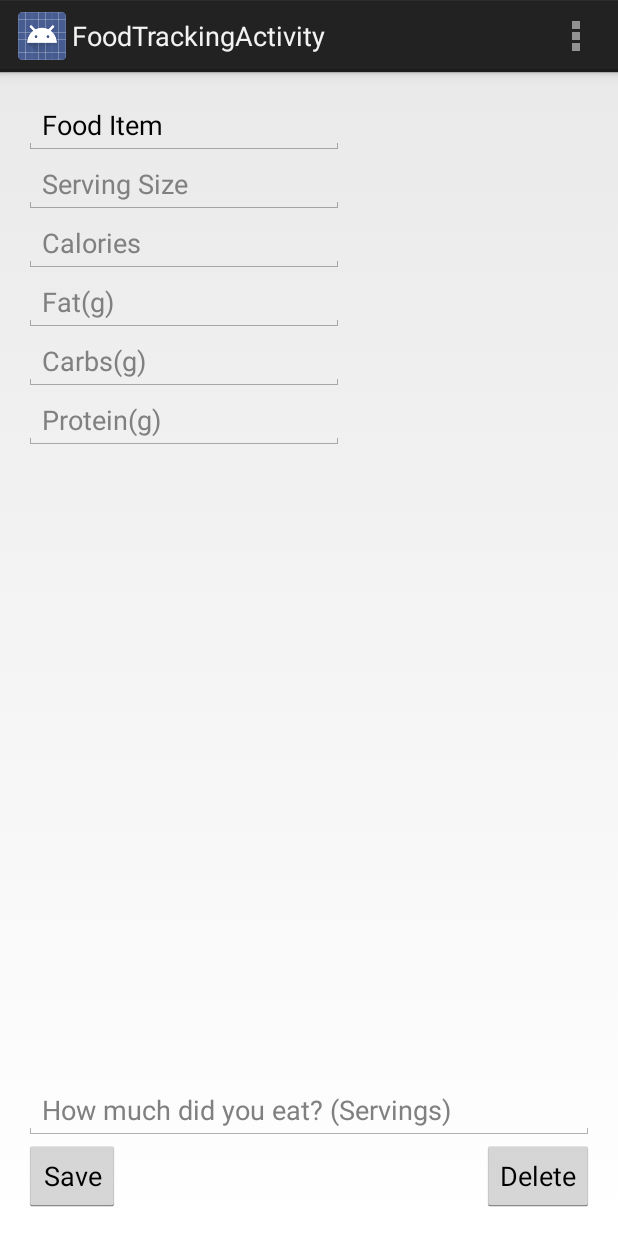
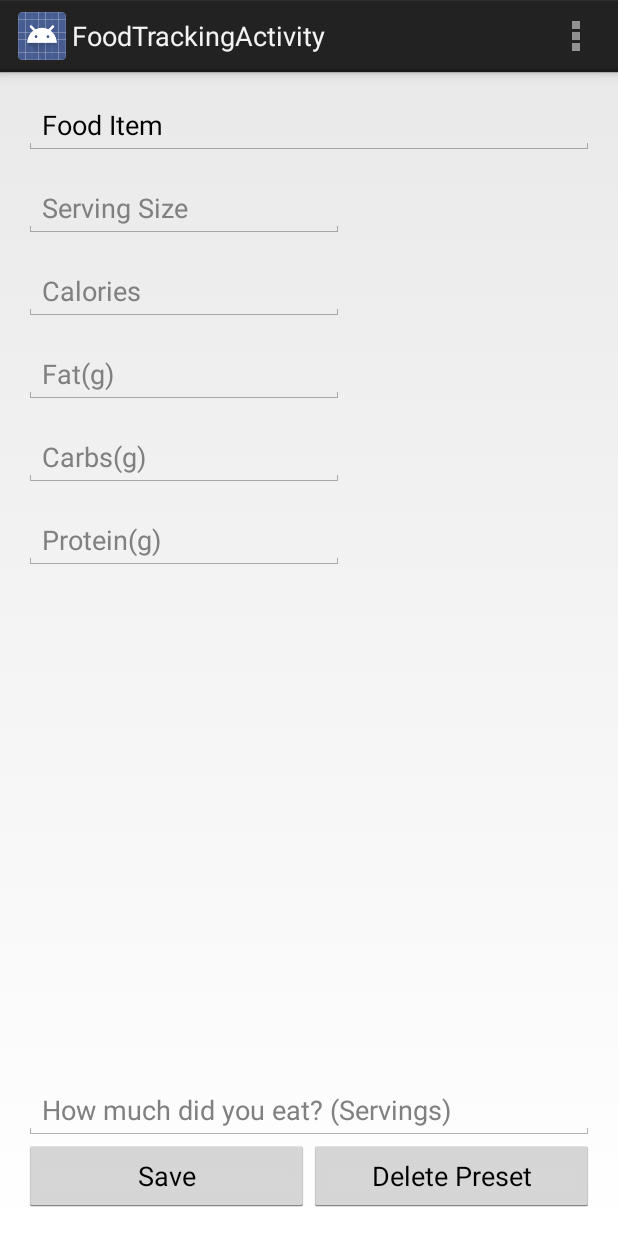
Before and after one commit to Beakar/SwoleMate, an Android app: the FoodTrackingActivity screen opened directly, with no data from a screen before it, on a phone screen of 412 x 824 dp. Run offline under Robolectric (Android 15) with nearby library versions, the phone set to English and light mode, and no system bars.

Commit message:
Fixed up the food data entry activity

```diff
--- a/app/src/main/res/layout/food_tracking_activity.xml
+++ b/app/src/main/res/layout/food_tracking_activity.xml
@@ -1,16 +1,15 @@
 <?xml version="1.0" encoding="utf-8"?>
-<RelativeLayout xmlns:android="http://schemas.android.com/apk/res/android"
+<LinearLayout xmlns:android="http://schemas.android.com/apk/res/android"
     android:layout_width="fill_parent"
-    android:layout_height="match_parent" >
+    android:layout_height="match_parent"
+    android:orientation="vertical"
+    android:layout_marginLeft="@dimen/activity_horizontal_margin"
+    android:layout_marginRight="@dimen/activity_horizontal_margin">
 
     <EditText
         android:id="@+id/editText1"
-        android:layout_width="wrap_content"
+        android:layout_width="match_parent"
         android:layout_height="wrap_content"
-        android:layout_alignParentLeft="true"
-        android:layout_alignParentTop="true"
-        android:layout_marginLeft="@dimen/activity_horizontal_margin"
-        android:layout_marginRight="@dimen/activity_horizontal_margin"
         android:layout_marginTop="@dimen/activity_vertical_margin"
         android:ems="10"
         android:text="Food Item" >
@@ -22,8 +21,7 @@
         android:id="@+id/editText2"
         android:layout_width="wrap_content"
         android:layout_height="wrap_content"
-        android:layout_alignLeft="@+id/editText1"
-        android:layout_below="@+id/editText1"
+        android:layout_marginTop="@dimen/activity_vertical_margin"
         android:ems="10"
         android:hint="Serving Size" />
 
@@ -31,8 +29,7 @@
         android:id="@+id/editText3"
         android:layout_width="wrap_content"
         android:layout_height="wrap_content"
-        android:layout_alignLeft="@+id/editText2"
-        android:layout_below="@+id/editText2"
+        android:layout_marginTop="@dimen/activity_vertical_margin"
         android:ems="10"
         android:hint="Calories" />
 
@@ -40,8 +37,7 @@
         android:id="@+id/editText4"
         android:layout_width="wrap_content"
         android:layout_height="wrap_content"
-        android:layout_alignLeft="@+id/editText3"
-        android:layout_below="@+id/editText3"
+        android:layout_marginTop="@dimen/activity_vertical_margin"
         android:ems="10"
         android:hint="Fat(g)" />
 
@@ -49,8 +45,7 @@
         android:id="@+id/editText5"
         android:layout_width="wrap_content"
         android:layout_height="wrap_content"
-        android:layout_alignLeft="@+id/editText4"
-        android:layout_below="@+id/editText4"
+        android:layout_marginTop="@dimen/activity_vertical_margin"
         android:ems="10"
         android:hint="Carbs(g)" />
 
@@ -58,38 +53,55 @@
         android:id="@+id/editText6"
         android:layout_width="wrap_content"
         android:layout_height="wrap_content"
-        android:layout_alignLeft="@+id/editText5"
-        android:layout_below="@+id/editText5"
+        android:layout_marginTop="@dimen/activity_vertical_margin"
         android:ems="10"
         android:hint="Protein(g)" />
 
-    <Button
-        android:id="@+id/button1"
-        android:layout_width="wrap_content"
-        android:layout_height="wrap_content"
-        android:layout_alignLeft="@+id/editText7"
-        android:layout_alignParentBottom="true"
-        android:layout_marginBottom="@dimen/activity_vertical_margin"
-        android:text="Save" />
+
+    <RelativeLayout
+        android:layout_width="match_parent"
+        android:layout_height="match_parent"
+        android:layout_marginBottom="@dimen/activity_vertical_margin">
+
+        <LinearLayout
+            android:layout_width="match_parent"
+            android:layout_height="match_parent"
+            android:orientation="vertical"
+            android:gravity="bottom">
 
             <EditText
                 android:id="@+id/editText7"
                 android:layout_width="match_parent"
                 android:layout_height="wrap_content"
-        android:layout_above="@+id/button1"
-        android:layout_centerHorizontal="true"
-        android:layout_marginLeft="@dimen/activity_horizontal_margin"
-        android:layout_marginRight="@dimen/activity_horizontal_margin"
+                android:layout_marginTop="50dp"
                 android:ems="10"
-        android:hint="How much did you eat? (Servings)" />
+                android:hint="How much did you eat? (Servings)"/>
+
+            <LinearLayout
+                android:layout_width="match_parent"
+                android:layout_height="wrap_content"
+                android:orientation="horizontal"
+                android:weightSum="2">
+
+                <Button
+                    android:id="@+id/button1"
+                    android:layout_width="0dp"
+                    android:layout_height="wrap_content"
+                    android:text="Save"
+                    android:layout_weight="1"/>
 
                 <Button
                     android:id="@+id/button2"
-        android:layout_width="wrap_content"
+                    android:layout_width="0dp"
                     android:layout_height="wrap_content"
-        android:layout_alignBaseline="@+id/button1"
-        android:layout_alignBottom="@+id/button1"
-        android:layout_alignRight="@+id/editText7"
-        android:text="Delete" />
+                    android:text="Delete Preset"
+                    android:layout_weight="1"/>
+
+            </LinearLayout>
+        </LinearLayout>
 
     </RelativeLayout>
+
+
+
+</LinearLayout>
```
Lines whose indentation alone changed are shown as unchanged.
